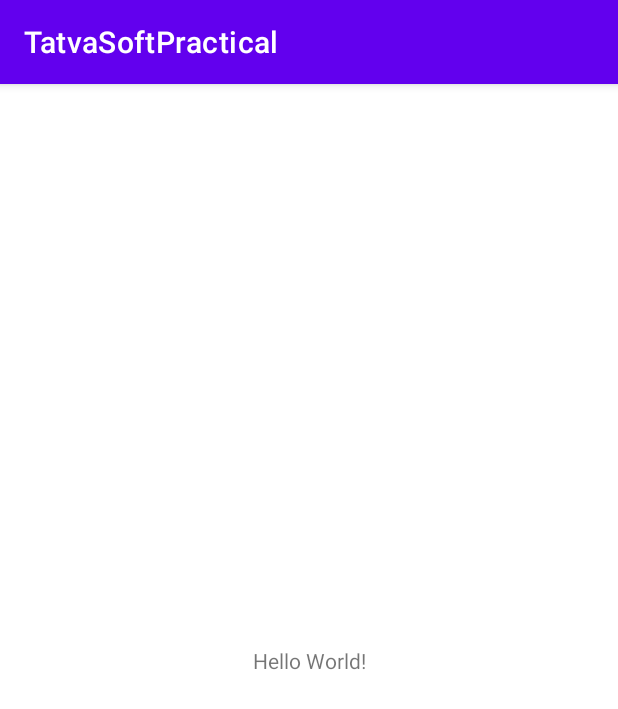
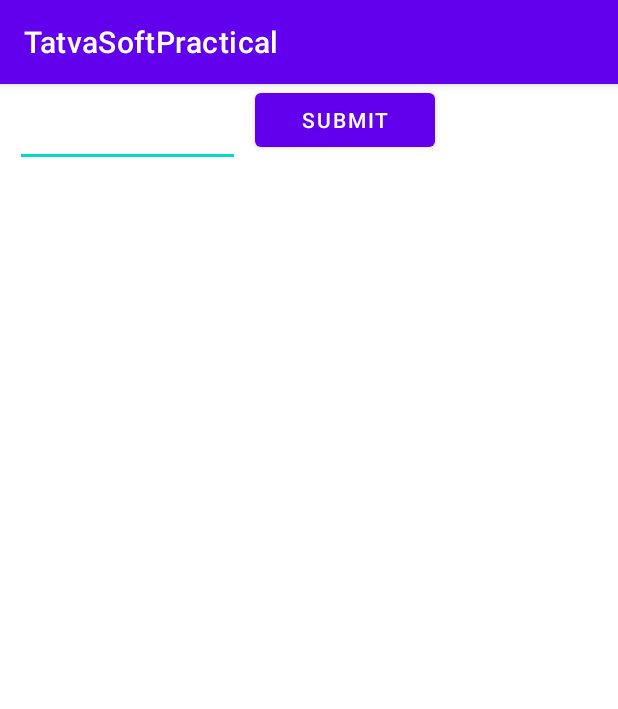
Before and after one commit to KanjaniHitesh/HiteshKanjani-30122021, an Android app: the screen it shows after launch (MainActivity), on a phone screen of 412 x 824 dp. Shown: the top 709 px of the screen. Run offline under Robolectric (Android 15) with nearby library versions, the phone set to English and light mode, and no system bars.

Commit message:
Genereated boxes as per number

```diff
--- a/app/build.gradle
+++ b/app/build.gradle
@@ -1,10 +1,11 @@
 plugins {
     id 'com.android.application'
     id 'kotlin-android'
+    id 'kotlin-android-extensions'
 }
 
 android {
-    compileSdkVersion 30
+    compileSdkVersion 31
     buildToolsVersion "29.0.3"
 
     defaultConfig {
@@ -39,6 +40,7 @@ dependencies {
     implementation 'androidx.appcompat:appcompat:1.4.0'
     implementation 'com.google.android.material:material:1.4.0'
     implementation 'androidx.constraintlayout:constraintlayout:2.1.2'
+    implementation 'androidx.recyclerview:recyclerview:1.1.0'
     testImplementation 'junit:junit:4.+'
     androidTestImplementation 'androidx.test.ext:junit:1.1.3'
     androidTestImplementation 'androidx.test.espresso:espresso-core:3.4.0'
--- /dev/null
+++ b/app/src/main/java/com/tatvasoftpractical/BoxModel.kt
@@ -0,0 +1,3 @@
+package com.tatvasoftpractical
+
+data class BoxModel(var index : Int, var isActive: Boolean, var isSelected: Boolean)
--- a/app/src/main/res/layout/activity_main.xml
+++ b/app/src/main/res/layout/activity_main.xml
@@ -6,13 +6,32 @@
     android:layout_height="match_parent"
     tools:context=".MainActivity">
 
-    <TextView
-        android:layout_width="wrap_content"
+    <EditText
+        android:layout_width="150dp"
         android:layout_height="wrap_content"
-        android:text="Hello World!"
-        app:layout_constraintBottom_toBottomOf="parent"
+        android:id="@+id/number"
+        android:layout_marginLeft="10dp"
+        android:inputType="number"
+        android:layout_marginTop="10dp"
         app:layout_constraintLeft_toLeftOf="parent"
-        app:layout_constraintRight_toRightOf="parent"
         app:layout_constraintTop_toTopOf="parent" />
 
+    <Button
+        android:id="@+id/submit"
+        android:layout_width="120dp"
+        android:text="Submit"
+        android:layout_marginLeft="10dp"
+        android:textColor="@color/white"
+        app:layout_constraintTop_toTopOf="parent"
+        app:layout_constraintStart_toEndOf="@+id/number"
+        android:layout_height="wrap_content"/>
+
+
+    <androidx.recyclerview.widget.RecyclerView
+        android:id="@+id/recyclerView"
+        android:background="@color/black"
+        android:layout_width="match_parent"
+        app:layout_constraintTop_toBottomOf="@+id/number"
+        android:layout_height="wrap_content"/>
+
 </androidx.constraintlayout.widget.ConstraintLayout>
```
Also changed, not shown: app/src/main/java/com/tatvasoftpractical/GridRecyclerViewAdapter.kt (added, +36 -0 lines), app/src/main/java/com/tatvasoftpractical/MainActivity.kt (+56 -0 lines), app/src/main/res/layout/single_box.xml (added, +14 -0 lines).
